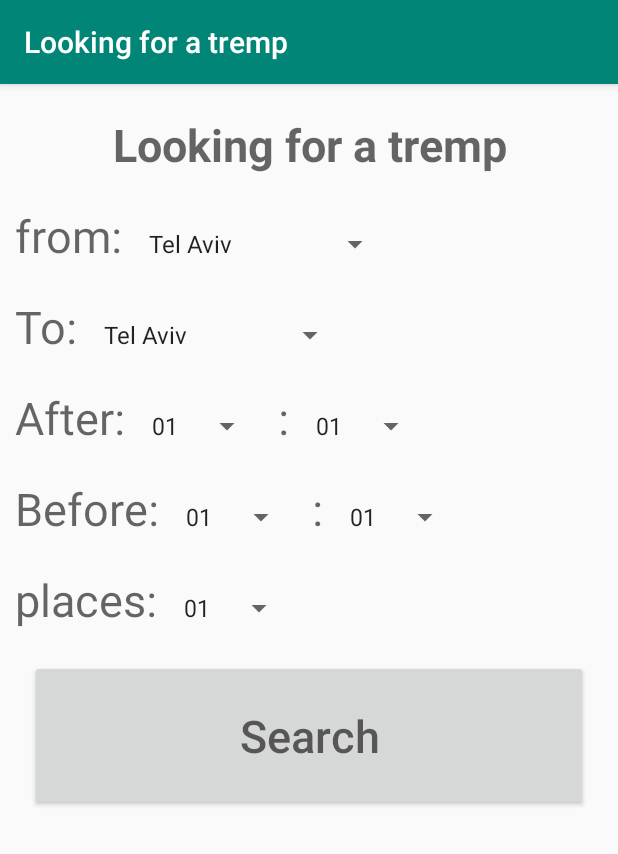
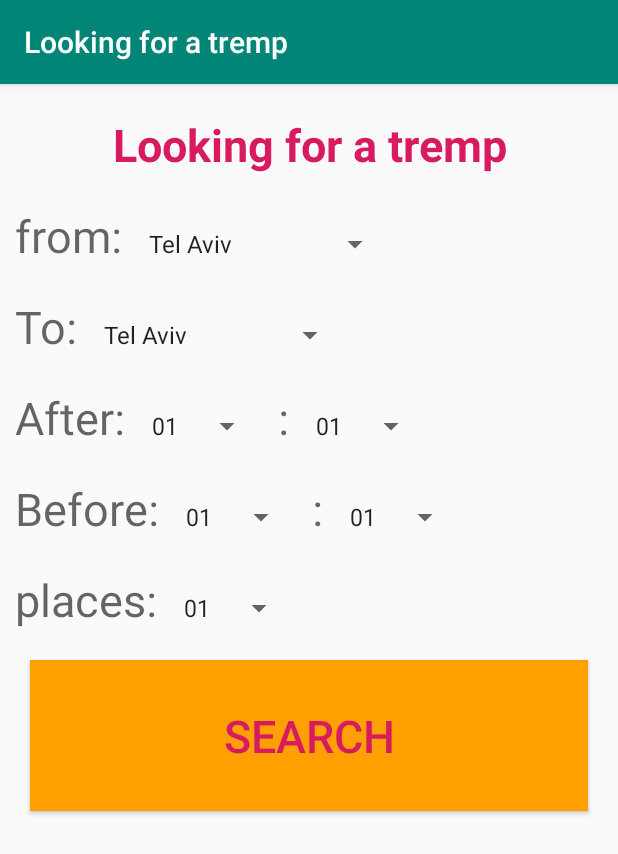
Before and after one commit to sschwarcz/TreampEasy, an Android app: the LookingTrempActivity screen opened directly, with no data from a screen before it, on a phone screen of 412 x 824 dp. Shown: the top 854 px of the screen. Run offline under Robolectric (Android 15) with nearby library versions, the phone set to English and light mode, and no system bars; our stand-ins replace Firebase (no records; nobody signed in at launch, a user with empty details on screens opened directly).

Commit message:
XML changed

```diff
--- a/app/src/main/res/layout/activity_looking_tremp.xml
+++ b/app/src/main/res/layout/activity_looking_tremp.xml
@@ -1,168 +1,62 @@
-<?xml version="1.0" encoding="utf-8"?>
-<LinearLayout
-    xmlns:android="http://schemas.android.com/apk/res/android"
-    xmlns:tools="http://schemas.android.com/tools"
-    android:layout_width="match_parent"
-    android:layout_height="match_parent"
-    android:orientation="vertical"
-    tools:context=".lookingTremp.LookingTrempActivity">
-    <TextView
-        android:layout_width="match_parent"
-        android:layout_height="wrap_content"
-        android:layout_marginTop="20dp"
-        android:textStyle="bold"
-        android:textColor="@color/colorAccent2"
-        android:hint="Looking for a tremp"
-        android:textSize="30dp"
-        android:width="30dp"
-        android:layout_gravity="center"
-        android:gravity="center"
-        >
-    </TextView>
-    <LinearLayout
-        android:layout_width="match_parent"
-        android:layout_height="wrap_content"
-        android:orientation="horizontal"
-        android:layout_marginTop="20dp"
-        >
-        <TextView
-            android:layout_width="wrap_content"
-            android:layout_height="wrap_content"
-            android:layout_marginLeft="10dp"
-            android:layout_marginRight="10dp"
-            android:textSize="30dp"
-            android:hint="from:"
-            ></TextView>
-        <Spinner
-            android:id="@+id/looking_for_spinner_from"
-            android:layout_width="wrap_content"
-            android:layout_height="wrap_content"
-            >
-        </Spinner>
-    </LinearLayout>
-    <LinearLayout
-        android:layout_width="match_parent"
-        android:layout_height="wrap_content"
-        android:orientation="horizontal"
-        android:layout_marginTop="20dp"
-        >
-        <TextView
-            android:layout_width="wrap_content"
-            android:layout_height="wrap_content"
-            android:layout_marginLeft="10dp"
-            android:layout_marginRight="10dp"
-            android:textSize="30dp"
-            android:hint="To:"
-            ></TextView>
-        <Spinner
-            android:id="@+id/looking_for_spinner_to"
-            android:layout_width="wrap_content"
-            android:layout_height="wrap_content"
-            >
-        </Spinner>
-    </LinearLayout>
-    <LinearLayout
-        android:layout_width="match_parent"
-        android:layout_height="wrap_content"
-        android:orientation="horizontal"
-        android:layout_marginTop="20dp"
-        >
-        <TextView
-            android:layout_width="wrap_content"
-            android:layout_height="wrap_content"
-            android:layout_marginLeft="10dp"
-            android:layout_marginRight="10dp"
-            android:textSize="30dp"
-            android:hint="After:"
-            ></TextView>
-        <Spinner
-            android:id="@+id/looking_for_spinner_hours_start"
-            android:layout_width="wrap_content"
-            android:layout_height="wrap_content"
-            >
-        </Spinner>
-        <TextView
-            android:layout_width="wrap_content"
-            android:layout_height="wrap_content"
-            android:layout_marginLeft="10dp"
-            android:layout_marginRight="10dp"
-            android:textSize="30dp"
-            android:hint=":"
-            ></TextView>
-        <Spinner
-            android:id="@+id/looking_for_spinner_minutes_start"
-            android:layout_width="wrap_content"
-            android:layout_height="wrap_content"
-            >
-        </Spinner>
-    </LinearLayout>
-    <LinearLayout
-        android:layout_width="match_parent"
-        android:layout_height="wrap_content"
-        android:orientation="horizontal"
-        android:layout_marginTop="20dp"
-        >
-        <TextView
-            android:layout_width="wrap_content"
-            android:layout_height="wrap_content"
-            android:layout_marginLeft="10dp"
-            android:layout_marginRight="10dp"
-            android:textSize="30dp"
-            android:hint="Before:"
-            ></TextView>
-        <Spinner
-            android:id="@+id/looking_for_spinner_hours_end"
-            android:layout_width="wrap_content"
-            android:layout_height="wrap_content"
-            >
-        </Spinner>
-        <TextView
-            android:layout_width="wrap_content"
-            android:layout_height="wrap_content"
-            android:layout_marginLeft="10dp"
-            android:layout_marginRight="10dp"
-            android:textSize="30dp"
-            android:hint=":"
-            ></TextView>
-        <Spinner
-            android:id="@+id/looking_for_spinner_minutes_end"
-            android:layout_width="wrap_content"
-            android:layout_height="wrap_content"
-            >
-        </Spinner>
-    </LinearLayout>
-    <LinearLayout
-        android:layout_width="match_parent"
-        android:layout_height="wrap_content"
-        android:orientation="horizontal"
-        android:layout_marginTop="20dp"
-        >
-        <TextView
-            android:layout_width="wrap_content"
-            android:layout_height="wrap_content"
-            android:layout_marginLeft="10dp"
-            android:layout_marginRight="10dp"
-            android:textSize="30dp"
-            android:hint="places:"
-            ></TextView>
-        <Spinner
-            android:id="@+id/looking_for_spinner_places"
-            android:layout_width="wrap_content"
-            android:layout_height="wrap_content"
-            >
-        </Spinner>
-    </LinearLayout>
-    <Button
-        android:id="@+id/looking_for_search_button"
-        android:layout_width="match_parent"
-        android:layout_height="wrap_content"
-        android:layout_marginStart="20dp"
-        android:layout_marginEnd="20dp"
-        android:layout_marginTop="20dp"
-        android:padding="30dp"
-        android:hint="Search"
-        android:textColor="@color/colorAccent"
-        android:textSize="30sp"
-        ></Button>
+<?xml version="1.0" encoding="UTF-8"?>
+
+    <LinearLayout tools:context=".lookingTremp.LookingTrempActivity" android:orientation="vertical" android:layout_height="match_parent" android:layout_width="match_parent" xmlns:tools="http://schemas.android.com/tools" xmlns:android="http://schemas.android.com/apk/res/android">
+
+    <TextView android:layout_height="wrap_content" android:layout_width="match_parent" android:gravity="center" android:layout_gravity="center" android:textColor="@color/colorAccent" android:width="30dp" android:textSize="30dp" android:text="Looking for a tremp" android:hint="Looking for a tremp" android:textStyle="bold" android:layout_marginTop="20dp"> </TextView>
+
+
+    -<LinearLayout android:orientation="horizontal" android:layout_height="wrap_content" android:layout_width="match_parent" android:layout_marginTop="20dp">
+
+    <TextView android:layout_height="wrap_content" android:layout_width="wrap_content" android:textSize="30dp" android:hint="from:" android:layout_marginRight="10dp" android:layout_marginLeft="10dp"/>
+
+    <Spinner android:layout_height="wrap_content" android:layout_width="wrap_content" android:id="@+id/looking_for_spinner_from"> </Spinner>
 
 </LinearLayout>
+
+
+    -<LinearLayout android:orientation="horizontal" android:layout_height="wrap_content" android:layout_width="match_parent" android:layout_marginTop="20dp">
+
+    <TextView android:layout_height="wrap_content" android:layout_width="wrap_content" android:textSize="30dp" android:hint="To:" android:layout_marginRight="10dp" android:layout_marginLeft="10dp"/>
+
+    <Spinner android:layout_height="wrap_content" android:layout_width="wrap_content" android:id="@+id/looking_for_spinner_to"> </Spinner>
+
+</LinearLayout>
+
+
+    -<LinearLayout android:orientation="horizontal" android:layout_height="wrap_content" android:layout_width="match_parent" android:layout_marginTop="20dp">
+
+    <TextView android:layout_height="wrap_content" android:layout_width="wrap_content" android:textSize="30dp" android:hint="After:" android:layout_marginRight="10dp" android:layout_marginLeft="10dp"/>
+
+    <Spinner android:layout_height="wrap_content" android:layout_width="wrap_content" android:id="@+id/looking_for_spinner_hours_start"> </Spinner>
+
+    <TextView android:layout_height="wrap_content" android:layout_width="wrap_content" android:textSize="30dp" android:hint=":" android:layout_marginRight="10dp" android:layout_marginLeft="10dp"/>
+
+    <Spinner android:layout_height="wrap_content" android:layout_width="wrap_content" android:id="@+id/looking_for_spinner_minutes_start"> </Spinner>
+
+</LinearLayout>
+
+
+    -<LinearLayout android:orientation="horizontal" android:layout_height="wrap_content" android:layout_width="match_parent" android:layout_marginTop="20dp">
+
+    <TextView android:layout_height="wrap_content" android:layout_width="wrap_content" android:textSize="30dp" android:hint="Before:" android:layout_marginRight="10dp" android:layout_marginLeft="10dp"/>
+
+    <Spinner android:layout_height="wrap_content" android:layout_width="wrap_content" android:id="@+id/looking_for_spinner_hours_end"> </Spinner>
+
+    <TextView android:layout_height="wrap_content" android:layout_width="wrap_content" android:textSize="30dp" android:hint=":" android:layout_marginRight="10dp" android:layout_marginLeft="10dp"/>
+
+    <Spinner android:layout_height="wrap_content" android:layout_width="wrap_content" android:id="@+id/looking_for_spinner_minutes_end"> </Spinner>
+
+</LinearLayout>
+
+
+    -<LinearLayout android:orientation="horizontal" android:layout_height="wrap_content" android:layout_width="match_parent" android:layout_marginTop="20dp">
+
+    <TextView android:layout_height="wrap_content" android:layout_width="wrap_content" android:textSize="30dp" android:hint="places:" android:layout_marginRight="10dp" android:layout_marginLeft="10dp"/>
+
+    <Spinner android:layout_height="wrap_content" android:layout_width="wrap_content" android:id="@+id/looking_for_spinner_places"> </Spinner>
+
+</LinearLayout>
+
+    <Button android:layout_height="wrap_content" android:layout_width="match_parent" android:textColor="@color/colorAccent" android:textSize="30sp" android:text="Search" android:hint="Search" android:layout_marginTop="20dp" android:id="@+id/looking_for_search_button" android:background="@color/colorAccent2" android:padding="30dp" android:layout_marginEnd="20dp" android:layout_marginStart="20dp"/>
+
+</LinearLayout>
--- a/app/src/main/res/layout/activity_profile.xml
+++ b/app/src/main/res/layout/activity_profile.xml
@@ -17,8 +17,9 @@
             android:layout_height="wrap_content"
             android:layout_marginTop="20dp"
             android:textStyle="bold"
-        android:textColor="@color/colorAccent2"
+            android:textColor="@color/colorAccent"
             android:hint="My Profile"
+            android:text="My Profile"
             android:textSize="30dp"
             android:width="30dp"
             android:layout_gravity="center"
@@ -159,6 +160,8 @@
             android:layout_marginEnd="20dp"
             android:padding="30dp"
             android:hint="logout"
+            android:text="logout"
+            android:background="@color/colorAccent2"
             android:textColor="@color/colorAccent"
             android:textSize="30sp"
             ></Button>
--- a/app/src/main/res/layout/activity_register.xml
+++ b/app/src/main/res/layout/activity_register.xml
@@ -19,7 +19,8 @@
         android:layout_height="wrap_content"
         android:layout_gravity="center_horizontal"
         android:textSize="17dp"
-        android:layout_marginTop="10dp"
+        android:textColor="@color/colorAccent"
+        android:layout_marginTop="-5dp"
         android:text="Please fill the following informations"
         />
 
@@ -84,6 +85,8 @@
         android:layout_marginStart="10dp"
         android:layout_marginEnd="10dp"
         android:textSize="20dp"
+        android:textColor="@color/colorAccent"
+        android:background="@color/colorAccent2"
         android:text="Submit"
         />
 
--- a/app/src/main/res/layout/activity_sign_in.xml
+++ b/app/src/main/res/layout/activity_sign_in.xml
@@ -52,6 +52,8 @@
                 android:layout_marginEnd="10dp"
                 android:layout_marginTop="16dp"
                 android:text="next"
+                android:textColor="@color/colorAccent"
+                android:background="@color/colorAccent2"
                 android:textStyle="bold" />
 
         </LinearLayout>
```
Also changed, not shown: app/src/main/res/layout/activity_create_tremp.xml (+10 -7 lines), app/src/main/res/layout/activity_main_app.xml (+20 -82 lines). Lines whose indentation alone changed are shown as unchanged.
